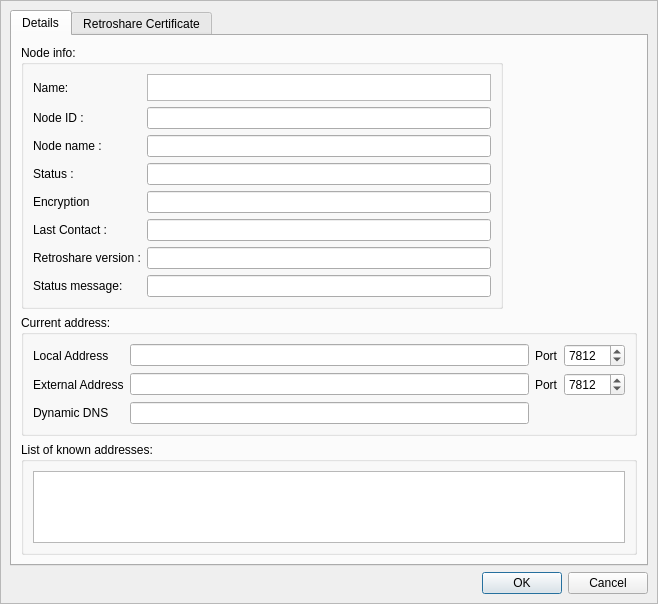
The window that retroshare-gui/src/gui/connect/ConfCertDialog.ui (RetroShare/RetroShare) describes before a commit, drawn with Qt 5.
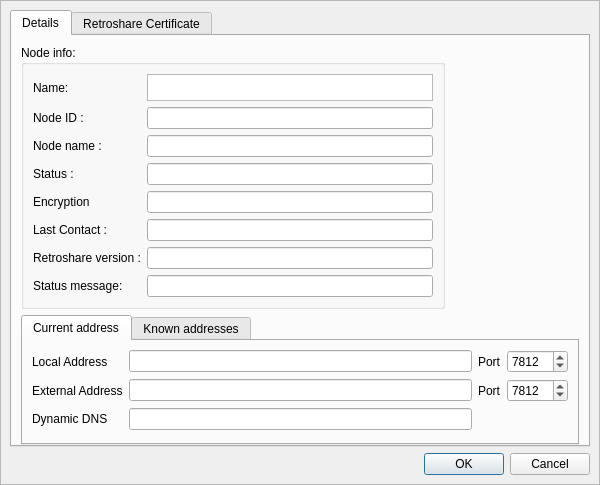
The same window after the commit. Icons and pictures are not drawn. Custom widgets are drawn as their Qt base class.

Commit message: Reduced the Ui heights to fit on small screens for PGP & Profile Dialog

```diff
--- a/retroshare-gui/src/gui/connect/ConfCertDialog.ui
+++ b/retroshare-gui/src/gui/connect/ConfCertDialog.ui
@@ -6,8 +6,8 @@
    <rect>
     <x>0</x>
     <y>0</y>
-    <width>658</width>
-    <height>584</height>
+    <width>600</width>
+    <height>481</height>
    </rect>
   </property>
   <property name="windowTitle">
@@ -80,6 +80,9 @@
           <string>Details</string>
          </attribute>
          <layout class="QVBoxLayout" name="verticalLayout_3">
+          <property name="bottomMargin">
+           <number>0</number>
+          </property>
           <item>
            <layout class="QHBoxLayout" name="horizontalLayout_2">
             <item>
@@ -250,10 +253,14 @@
            </layout>
           </item>
           <item>
-           <widget class="QGroupBox" name="groupBox">
-            <property name="title">
-             <string>Current address:</string>
+           <widget class="QTabWidget" name="tabWidget">
+            <property name="currentIndex">
+             <number>0</number>
             </property>
+            <widget class="QWidget" name="tabWidgetPage1">
+             <attribute name="title">
+              <string>Current address</string>
+             </attribute>
             <layout class="QVBoxLayout" name="verticalLayout_4">
              <item>
               <layout class="QGridLayout" name="gridLayout_12">
@@ -335,16 +342,27 @@
                </item>
               </layout>
              </item>
-            </layout>
-           </widget>
-          </item>
-          <item>
-           <widget class="QGroupBox" name="groupBox_2">
-            <property name="title">
-             <string>List of known addresses:</string>
-            </property>
-            <layout class="QVBoxLayout" name="verticalLayout_5">
-             <item>
+              <item>
+               <spacer name="verticalSpacer_2">
+                <property name="orientation">
+                 <enum>Qt::Vertical</enum>
+                </property>
+                <property name="sizeHint" stdset="0">
+                 <size>
+                  <width>20</width>
+                  <height>40</height>
+                 </size>
+                </property>
+               </spacer>
+              </item>
+             </layout>
+            </widget>
+            <widget class="QWidget" name="tab_2">
+             <attribute name="title">
+              <string>Known addresses</string>
+             </attribute>
+             <layout class="QGridLayout" name="gridLayout_2">
+              <item row="0" column="0">
               <widget class="QListWidget" name="ipAddressList">
                <property name="contextMenuPolicy">
                 <enum>Qt::DefaultContextMenu</enum>
@@ -356,6 +374,7 @@
              </item>
             </layout>
            </widget>
+           </widget>
           </item>
           <item>
            <spacer name="verticalSpacer">
@@ -428,6 +447,12 @@
   </layout>
  </widget>
  <customwidgets>
+  <customwidget>
+   <class>HeaderFrame</class>
+   <extends>QFrame</extends>
+   <header>gui/common/HeaderFrame.h</header>
+   <container>1</container>
+  </customwidget>
   <customwidget>
    <class>RSTextBrowser</class>
    <extends>QTextBrowser</extends>
@@ -439,12 +464,6 @@
    <header>gui/common/AvatarWidget.h</header>
    <container>1</container>
   </customwidget>
-  <customwidget>
-   <class>HeaderFrame</class>
-   <extends>QFrame</extends>
-   <header>gui/common/HeaderFrame.h</header>
-   <container>1</container>
-  </customwidget>
  </customwidgets>
  <tabstops>
   <tabstop>stabWidget</tabstop>
```
Left out of the diff: 1 changed line with no effect on the pictures. Lines whose indentation alone changed are shown as unchanged. The commit also changes 1 other file.
